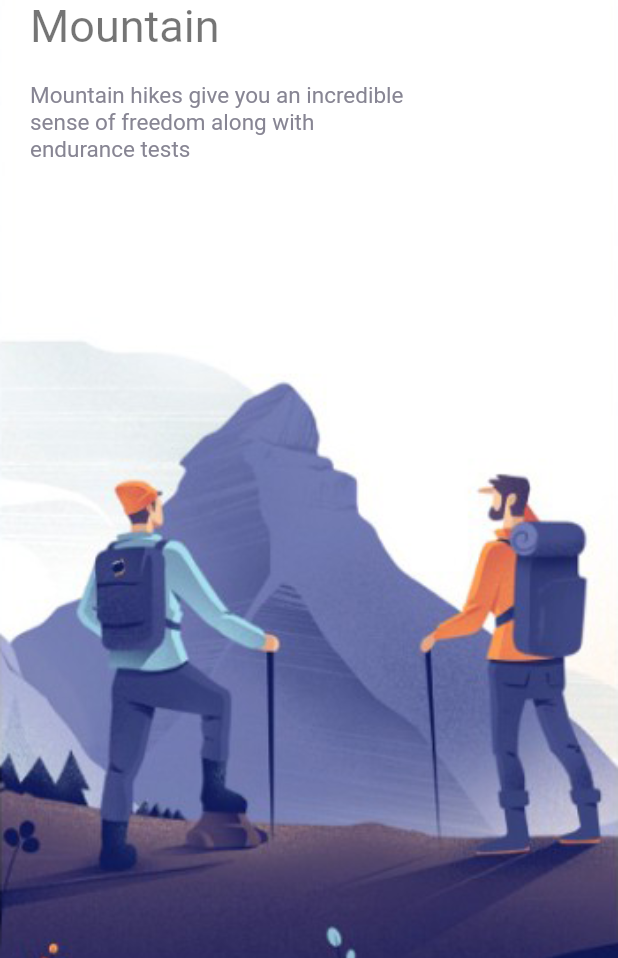
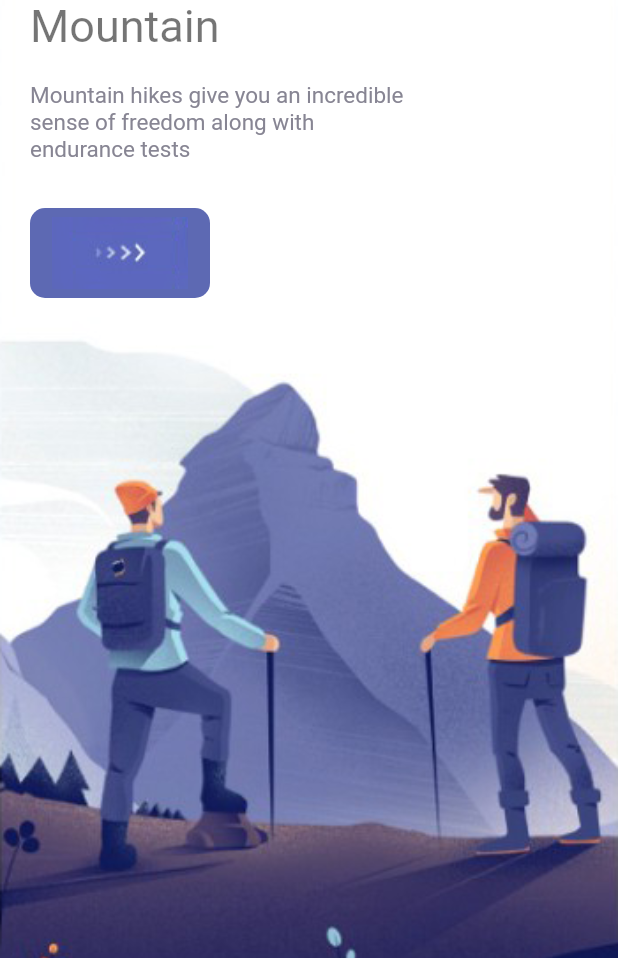
Before and after one commit to Thae00/trips, a Flutter app: the screen it shows after launch, on a phone screen of 412 x 824 dp, the part 278-1236 px from its top. Run offline on Flutter 3.47's test engine with Material 2 defaults, Android fonts, the phone set to English and light mode, and no system bars.

Commit message:
custome btn

```diff
--- a/lib/pages/welcome_page.dart
+++ b/lib/pages/welcome_page.dart
@@ -3,6 +3,7 @@ import 'package:flutter/material.dart';
 import 'package:trips/misc/colors.dart';
 import 'package:trips/widgets/app_large_text.dart';
 import 'package:trips/widgets/app_text.dart';
+import 'package:trips/widgets/responsive_button.dart';
 
 class WelcomePage extends StatefulWidget {
   @override
@@ -60,6 +61,8 @@ class _WelcomePageState extends State<WelcomePage> {
                           size: 15,
                         ),
                       ),
+                      SizedBox(height: 30,),
+                      ResponsiveButton(width: 120,),
                     ],
                   ),
                 ],
--- /dev/null
+++ b/lib/widgets/responsive_button.dart
@@ -0,0 +1,26 @@
+import 'package:flutter/material.dart';
+import 'package:trips/misc/colors.dart';
+
+class ResponsiveButton extends StatelessWidget {
+  bool? isResponsie;
+  double? width;
+  ResponsiveButton({Key? key, this.isResponsie = false, this.width}) : super(key: key);
+
+  @override
+  Widget build(BuildContext context) {
+    return Container(
+      width: width,
+      height: 60,
+      decoration: BoxDecoration(
+        borderRadius: BorderRadius.circular(10),
+        color: AppColors.mainColor,
+      ),
+      child: Row(
+        mainAxisAlignment: MainAxisAlignment.center,
+        children: [
+          Image.asset("assets/img/button-one.png"),
+        ],
+      ),
+    );
+  }
+}
```
